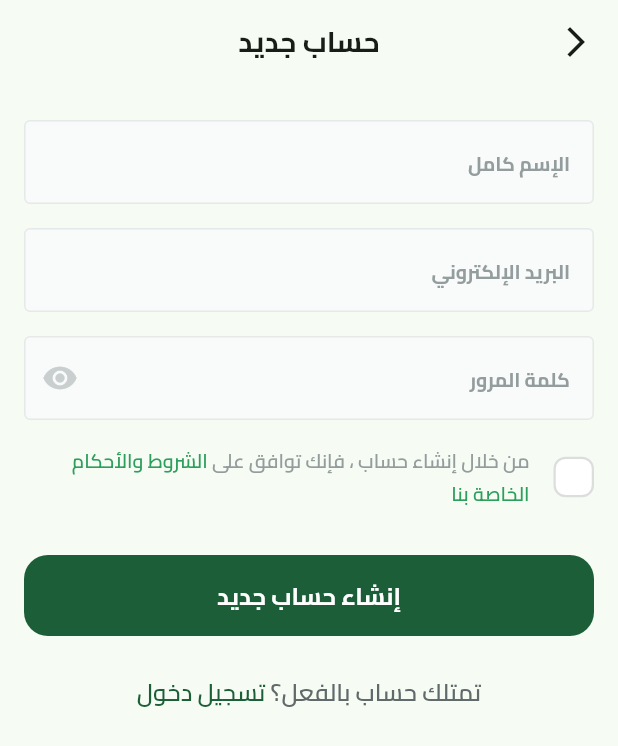
After one commit to MeDoRa0/fruit_hub, a Flutter app: the SignupView screen opened by its route, on a phone screen of 412 x 824 dp. The commit adds this screen. Shown: the top 746 px of the screen. Run offline on Flutter 3.47's test engine with Material 3 defaults, Android fonts, the phone set to English and light mode, and no system bars; our stand-ins replace dots_indicator, flutter_svg, shared_preferences; accounts and stored records are empty.

Commit message:
Add signup view and related components; implement custom checkbox and text span

```diff
--- a/lib/core/helper_functions/on_generate_routes.dart
+++ b/lib/core/helper_functions/on_generate_routes.dart
@@ -1,5 +1,6 @@
 import 'package:flutter/material.dart';
 import 'package:fruit_hub/features/authentication/presentation/views/login_view.dart';
+import 'package:fruit_hub/features/authentication/presentation/views/signup_view.dart';
 import 'package:fruit_hub/features/on_boarding/presentation/views/on_boarding_view.dart';
 import 'package:fruit_hub/features/splash/presentation/views/splash_view.dart';
 
@@ -12,6 +13,8 @@ Route<dynamic> onGenerateRoutes(RouteSettings settings) {
       return MaterialPageRoute(builder: (_) => const OnBoardingView());
     case LoginView.routeName:
       return MaterialPageRoute(builder: (_) => const LoginView());
+    case SignupView.routeName:
+      return MaterialPageRoute(builder: (_) => const SignupView());
 
     default:
       return MaterialPageRoute(
--- a/lib/core/utils/assets.dart
+++ b/lib/core/utils/assets.dart
@@ -5,6 +5,10 @@ class Assets {
   /// Assets for iconsAppleLogo
   /// assets/icons/apple_logo.svg
   static const String iconsAppleLogo = "assets/icons/apple_logo.svg";
+
+  /// Assets for iconsCheckbox
+  /// assets/icons/checkbox.svg
+  static const String iconsCheckbox = "assets/icons/checkbox.svg";
 
   /// Assets for iconsFacebookLogo
   /// assets/icons/facebook_logo.svg
--- /dev/null
+++ b/lib/features/authentication/presentation/views/signup_view.dart
@@ -0,0 +1,19 @@
+import 'package:flutter/material.dart';
+import 'package:fruit_hub/core/widgets/custom_app_bar.dart';
+import 'package:fruit_hub/features/authentication/presentation/views/widget/signup_view_body.dart';
+
+class SignupView extends StatelessWidget {
+  const SignupView ({super.key});
+
+  static const routeName = 'signup';
+
+  @override
+  Widget build(BuildContext context) {
+    return Scaffold(
+      appBar: buildAppBar(context, title: 'حساب جديد'),
+      body: const SignupViewBody(),
+    );
+  }
+
+
+}
--- /dev/null
+++ b/lib/features/authentication/presentation/views/widget/custom_checkbox.dart
@@ -0,0 +1,38 @@
+import 'package:flutter/material.dart';
+import 'package:flutter_svg/flutter_svg.dart';
+import 'package:fruit_hub/core/utils/app_colors.dart';
+import 'package:fruit_hub/core/utils/assets.dart';
+
+class CustomCheckbox extends StatelessWidget {
+  const CustomCheckbox({super.key, required this.isChecked, required this.onChecked});
+
+  final bool isChecked;
+  final ValueChanged<bool> onChecked;
+
+  @override
+  Widget build(BuildContext context) {
+    return GestureDetector(
+      onTap: () {
+        onChecked(!isChecked);
+      },
+      child: AnimatedContainer(
+        duration: const Duration(milliseconds: 300),
+        //height: 24,
+        // width: 24,
+        decoration: ShapeDecoration(
+          color: isChecked ? AppColors.primaryColor : Colors.white,
+          shape: RoundedRectangleBorder(
+            side: BorderSide(
+              width: 1.50,
+              color: isChecked ? Colors.transparent : Color(0xFFDCDEDE),
+            ),
+            borderRadius: BorderRadius.circular(8),
+          ),
+        ),
+        child: isChecked
+            ? SvgPicture.asset(Assets.iconsCheckbox)
+            : SizedBox(width: 24, height: 24),
+      ),
+    );
+  }
+}
--- a/lib/features/authentication/presentation/views/widget/dont_have_an_account_widget.dart
+++ b/lib/features/authentication/presentation/views/widget/custom_text_span.dart
@@ -1,11 +1,17 @@
+import 'package:flutter/gestures.dart';
 import 'package:flutter/material.dart';
 import 'package:fruit_hub/core/utils/app_colors.dart';
 import 'package:fruit_hub/core/utils/text_styles.dart';
 
-class DontHaveAnAccountWidget extends StatelessWidget {
-  const DontHaveAnAccountWidget({
+class CustomTextSpan extends StatelessWidget {
+  const CustomTextSpan({
     super.key,
+    required this.firstText,
+    required this.secondText,
+    required this.onTap,
   });
+  final String firstText, secondText;
+  final VoidCallback onTap;
 
   @override
   Widget build(BuildContext context) {
@@ -13,7 +19,7 @@ class DontHaveAnAccountWidget extends StatelessWidget {
       TextSpan(
         children: [
           TextSpan(
-            text: 'لا تمتلك حساب؟',
+            text: firstText,
             style: AppTextStyle.font16SemiBold.copyWith(
               color: Color(0xFF616A6B),
               height: 1.40,
@@ -27,7 +33,11 @@ class DontHaveAnAccountWidget extends StatelessWidget {
             ),
           ),
           TextSpan(
-            text: 'قم بإنشاء حساب',
+            recognizer: TapGestureRecognizer()
+              ..onTap = () {
+                onTap();
+              },
+            text: secondText,
             style: AppTextStyle.font16SemiBold.copyWith(
               color: AppColors.primaryColor,
               height: 1.40,
--- a/lib/features/authentication/presentation/views/widget/login_view_body.dart
+++ b/lib/features/authentication/presentation/views/widget/login_view_body.dart
@@ -5,7 +5,8 @@ import 'package:fruit_hub/core/utils/assets.dart';
 import 'package:fruit_hub/core/utils/text_styles.dart';
 import 'package:fruit_hub/core/widgets/custom_button.dart';
 import 'package:fruit_hub/core/widgets/custom_text_form_field.dart';
-import 'package:fruit_hub/features/authentication/presentation/views/widget/dont_have_an_account_widget.dart';
+import 'package:fruit_hub/features/authentication/presentation/views/signup_view.dart';
+import 'package:fruit_hub/features/authentication/presentation/views/widget/custom_text_span.dart';
 import 'package:fruit_hub/features/authentication/presentation/views/widget/or_divider.dart';
 import 'package:fruit_hub/features/authentication/presentation/views/widget/social_login_button.dart';
 
@@ -60,7 +61,13 @@ class LoginViewBody extends StatelessWidget {
           SizedBox(
             height: 45,
           ),
-          DontHaveAnAccountWidget(),
+          CustomTextSpan(
+            firstText: 'لا تمتلك حساب؟',
+            secondText: 'قم بإنشاء حساب',
+            onTap: () {
+              Navigator.pushNamed(context, SignupView.routeName);
+            },
+          ),
           SizedBox(height: 33),
           OrDivider(),
           SizedBox(height: 16),
--- /dev/null
+++ b/lib/features/authentication/presentation/views/widget/signup_view_body.dart
@@ -0,0 +1,65 @@
+import 'package:flutter/material.dart';
+import 'package:fruit_hub/constant.dart';
+import 'package:fruit_hub/core/widgets/custom_button.dart';
+import 'package:fruit_hub/core/widgets/custom_text_form_field.dart';
+import 'package:fruit_hub/features/authentication/presentation/views/widget/custom_text_span.dart';
+import 'package:fruit_hub/features/authentication/presentation/views/widget/terms_of_service.dart';
+
+class SignupViewBody extends StatelessWidget {
+  const SignupViewBody({super.key});
+
+  @override
+  Widget build(BuildContext context) {
+    return SingleChildScrollView(
+      padding: const EdgeInsets.symmetric(horizontal: kHorizontalPadding),
+      child: Column(
+        children: [
+          SizedBox(
+            height: 24,
+          ),
+          CustomTextFormField(
+              hintText: 'الإسم كامل', keyboardType: TextInputType.name),
+          SizedBox(
+            height: 16,
+          ),
+          CustomTextFormField(
+            hintText: 'البريد الإلكتروني',
+            keyboardType: TextInputType.emailAddress,
+          ),
+          SizedBox(
+            height: 16,
+          ),
+          CustomTextFormField(
+            hintText: 'كلمة المرور',
+            keyboardType: TextInputType.visiblePassword,
+            suffixIcon: const Icon(
+              Icons.remove_red_eye,
+              color: Color(0xffC9CECF),
+            ),
+          ),
+          SizedBox(
+            height: 16,
+          ),
+          TermsOfService(),
+          SizedBox(
+            height: 30,
+          ),
+          CustomButton(
+            text: 'إنشاء حساب جديد',
+            onPressed: () {},
+          ),
+          SizedBox(
+            height: 26,
+          ),
+          CustomTextSpan(
+            firstText: 'تمتلك حساب بالفعل؟',
+            secondText: 'تسجيل دخول',
+            onTap: () {
+              Navigator.pop(context);
+            },
+          ),
+        ],
+      ),
+    );
+  }
+}
--- /dev/null
+++ b/lib/features/authentication/presentation/views/widget/terms_of_service.dart
@@ -0,0 +1,46 @@
+import 'package:flutter/material.dart';
+import 'package:fruit_hub/core/utils/app_colors.dart';
+import 'package:fruit_hub/core/utils/text_styles.dart';
+import 'package:fruit_hub/features/authentication/presentation/views/widget/custom_checkbox.dart';
+
+class TermsOfService extends StatefulWidget {
+  const TermsOfService({super.key});
+
+  @override
+  State<TermsOfService> createState() => _TermsOfServiceState();
+}
+
+class _TermsOfServiceState extends State<TermsOfService> {
+  bool isTermsAccepted = false;
+  @override
+  Widget build(BuildContext context) {
+    return Row(children: [
+      CustomCheckbox(
+        isChecked: isTermsAccepted,
+        onChecked: (value) {
+          isTermsAccepted = value;
+          setState(() {});
+        },
+      ),
+      SizedBox(
+        width: 16,
+      ),
+      Expanded(
+        child: Text.rich(TextSpan(children: [
+          TextSpan(
+            text: 'من خلال إنشاء حساب ، فإنك توافق على ',
+            style: AppTextStyle.font13w600.copyWith(
+              color: Color(0xFF949D9E),
+            ),
+          ),
+          TextSpan(
+            text: 'الشروط والأحكام الخاصة بنا',
+            style: AppTextStyle.font13w600.copyWith(
+              color: AppColors.lightPrimaryColor,
+            ),
+          )
+        ])),
+      )
+    ]);
+  }
+}
```
Also changed, not shown: assets/icons/checkbox.svg (added).
